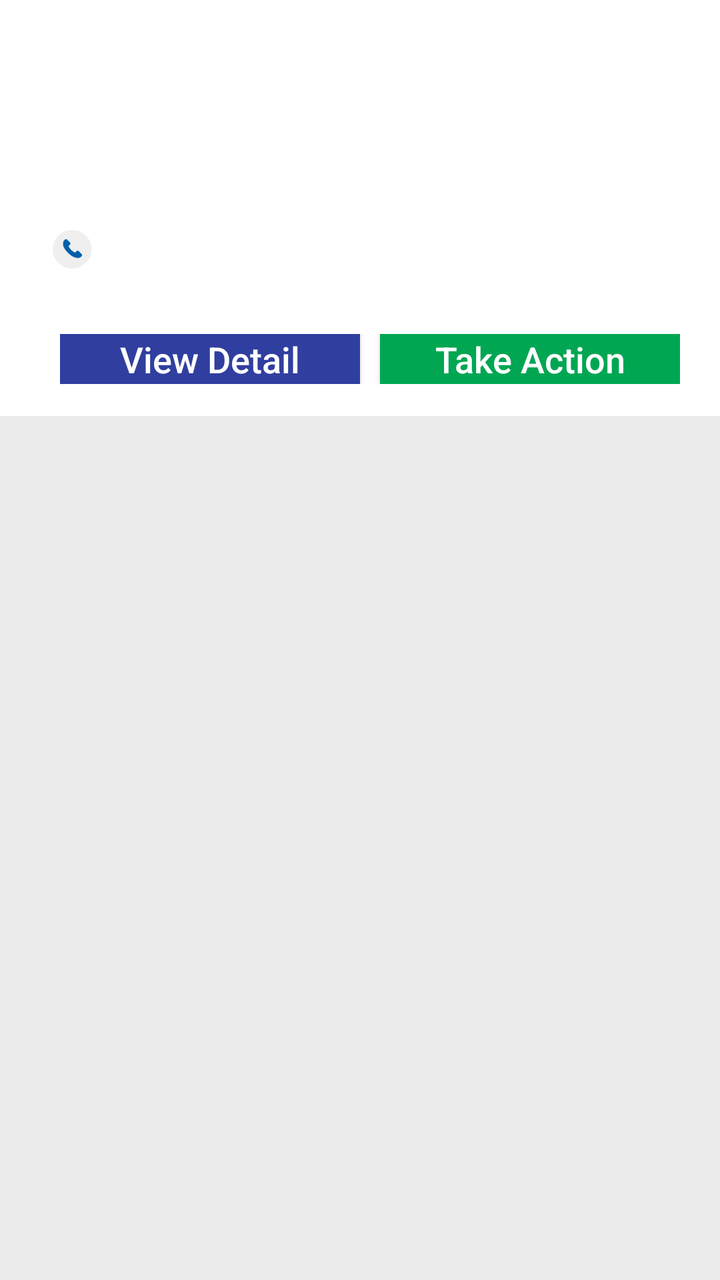
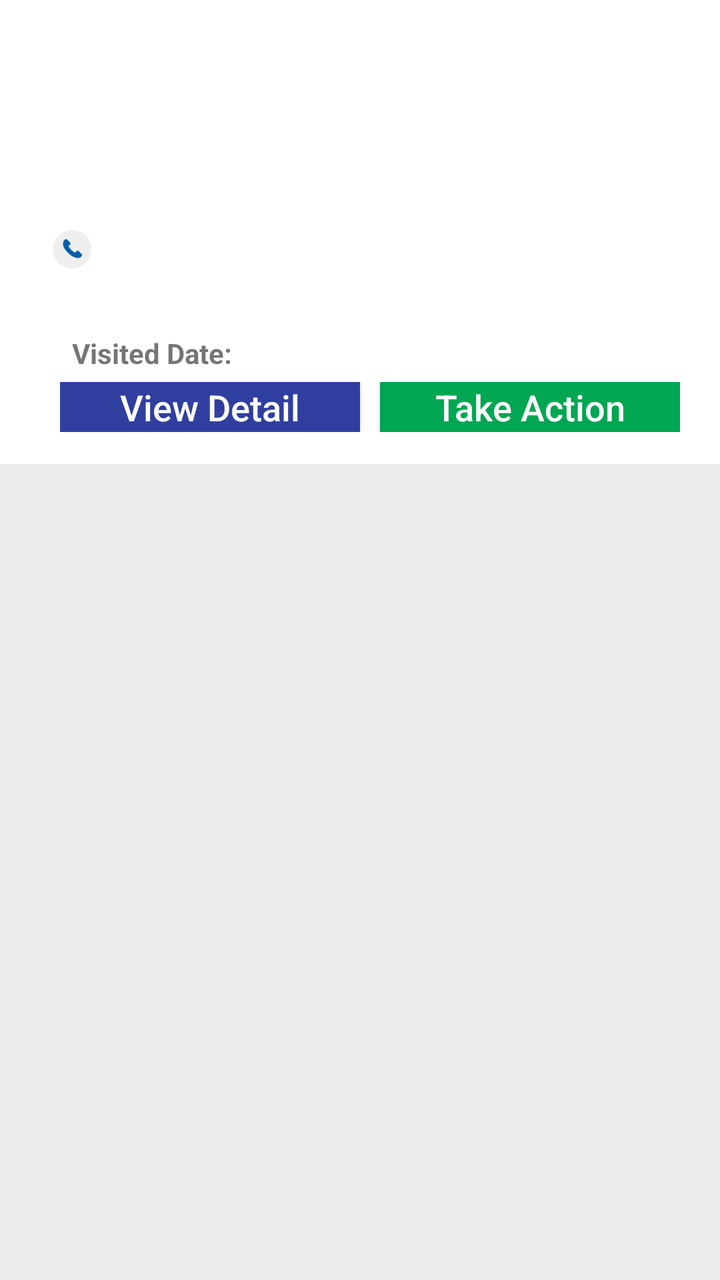

Before-and-after screenshots of an Android layout around one commit, followed by the original layout XML and the change that was made.
<!-- AndroidManifest.xml: application theme AppTheme -->
<!-- res/layout/activity_hcelist_items.xml -->
<RelativeLayout xmlns:android="http://schemas.android.com/apk/res/android"
    xmlns:app="http://schemas.android.com/apk/res-auto"
    android:layout_width="match_parent"
    android:layout_height="wrap_content"
    android:background="#EBEBEB">

 


    <LinearLayout
        android:layout_width="match_parent"
        android:layout_height="wrap_content"
        android:orientation="horizontal"
        android:background="@drawable/white_background"
        android:padding="@dimen/activity_horizontal_margin">
        <TextView
            android:id="@+id/hce_no"
            android:layout_width="wrap_content"
            android:layout_height="wrap_content"
            android:textStyle="bold"
            android:textColor="#408ade"
            />
   
        <LinearLayout
            android:layout_width="match_parent"
            android:layout_height="wrap_content"
            android:paddingLeft="10dp"
            android:orientation="vertical"
            >
            <LinearLayout
                android:id="@+id/namelayout"
                android:layout_width="match_parent"
                android:layout_height="wrap_content"
                android:orientation="horizontal">

            <TextView
                android:id="@+id/hce_name"
                android:layout_width="wrap_content"
                android:layout_height="wrap_content"
                android:inputType="textMultiLine"
                android:paddingLeft="10dp"
                android:textColor="#408ade" />

            </LinearLayout>
            <LinearLayout
                android:id="@+id/list"
                android:layout_width="match_parent"
                android:layout_height="wrap_content"
                android:paddingTop="5dp"
                android:orientation="horizontal">

                <TextView
                    android:id="@+id/hcetypetext"
                    android:layout_width="wrap_content"
                    android:layout_height="wrap_content"
                    android:paddingLeft="10dp"
                    />
            </LinearLayout>
            <LinearLayout
                android:layout_width="match_parent"
                android:layout_height="wrap_content"
                android:paddingTop="5dp"
                android:orientation="horizontal">
            
                <TextView
                    android:id="@+id/regstatustext"
                    android:layout_width="wrap_content"
                    android:layout_height="wrap_content"
                    android:paddingLeft="10dp"
                    />
          
             
        

            </LinearLayout>
            <LinearLayout
                android:id="@+id/hcspnamelay"
                android:layout_width="match_parent"
                android:layout_height="wrap_content"
                android:paddingTop="5dp"
                android:orientation="horizontal">

                <TextView
                    android:id="@+id/hcspname"
                    android:layout_width="wrap_content"
                    android:layout_height="wrap_content"
                    android:paddingLeft="10dp"
                    />
            </LinearLayout>
            <LinearLayout
                android:layout_width="match_parent"
                android:layout_height="wrap_content"
                android:paddingTop="5dp"
                android:orientation="horizontal">

                <ImageView
                    android:id="@+id/callicon"
                    android:layout_width="20dp"
                    android:layout_height="25dp"
                    android:src="@drawable/map_call_btn" />
                
                <TextView
                    android:id="@+id/calltext"
                    android:layout_width="wrap_content"
                    android:layout_height="wrap_content"
                    android:paddingLeft="10dp"
                    />
                
                
                

            </LinearLayout>
            <LinearLayout
                android:id="@+id/adrreslayout"
                android:layout_width="match_parent"
                android:layout_height="wrap_content"
                android:paddingTop="5dp"
                android:orientation="horizontal">
                <ImageView
                    android:id="@+id/addressicon"
                    android:layout_width="20dp"
                    android:layout_height="20dp"
                    />
        
            <TextView
                android:id="@+id/addresstext"
                android:layout_width="wrap_content"
                android:layout_height="wrap_content"
                android:inputType="textMultiLine"
                android:paddingLeft="10dp"
              />

            </LinearLayout>


            <LinearLayout
                android:id="@+id/actionlayout"
                android:layout_width="wrap_content"
                android:layout_height="wrap_content"
                android:paddingTop="5dp"
                android:layout_gravity="center"
                android:orientation="horizontal">

                
                <androidx.appcompat.widget.AppCompatButton
                    android:id="@+id/detail_button"
                    android:layout_width="150dp"
                    android:layout_height="25dp"
                    android:background="@color/colorPrimaryDark"
                    android:textColor="#ffffff"
                    android:textAlignment="center"
                    android:textSize="18dp"
                    android:textAllCaps="false"
                    android:text="View Detail"/>
                <androidx.appcompat.widget.AppCompatButton
                    android:id="@+id/actionicon"
                    android:layout_marginLeft="10dp"
                    android:layout_width="150dp"
                    android:layout_height="25dp"
                    android:background="@color/colorGreen"
                    android:text="Take Action"
                    android:textSize="18dp"
                    android:textAllCaps="false"
                    android:textColor="#ffffff" />

           
          
                

            </LinearLayout>
        </LinearLayout>


    </LinearLayout>

</RelativeLayout>
<!-- resources referenced by this layout -->
<resources>
  <color name="colorGreen">#FF00A652</color>
  <color name="colorPrimaryDark">#303F9F</color>
  <dimen name="activity_horizontal_margin">16dp</dimen>
  <!-- drawable map_call_btn: png bitmap (drawable, 3405 bytes) -->
  <!-- drawable white_background: png bitmap (drawable, 538 bytes) -->
  <style name="AppTheme" parent="Theme.AppCompat.Light.DarkActionBar">
      
      <item name="colorPrimary">@color/colorPrimary</item>
      <item name="colorPrimaryDark">@color/colorPrimaryDark</item>
      <item name="colorAccent">@color/colorAccent</item>
  </style>
  <color name="colorPrimary">#FF00A652</color>
  <color name="colorAccent">#FF4081</color>
</resources>

<!-- the commit's change to res/layout/activity_hcelist_items.xml (unified diff, before → after) -->
@@ -132,6 +132,22 @@
 
             </LinearLayout>
 
+            <LinearLayout
+                android:id="@+id/visitdatelayout"
+                android:layout_width="match_parent"
+                android:layout_height="wrap_content"
+                android:paddingTop="5dp"
+                android:orientation="horizontal">
+
+                <TextView
+                    android:id="@+id/visitdatetext"
+                    android:layout_width="wrap_content"
+                    android:layout_height="wrap_content"
+                    android:paddingLeft="10dp"
+                    android:textStyle="bold"
+                    android:text="Visited Date: "/>
+            </LinearLayout>
+
 
             <LinearLayout
                 android:id="@+id/actionlayout"
